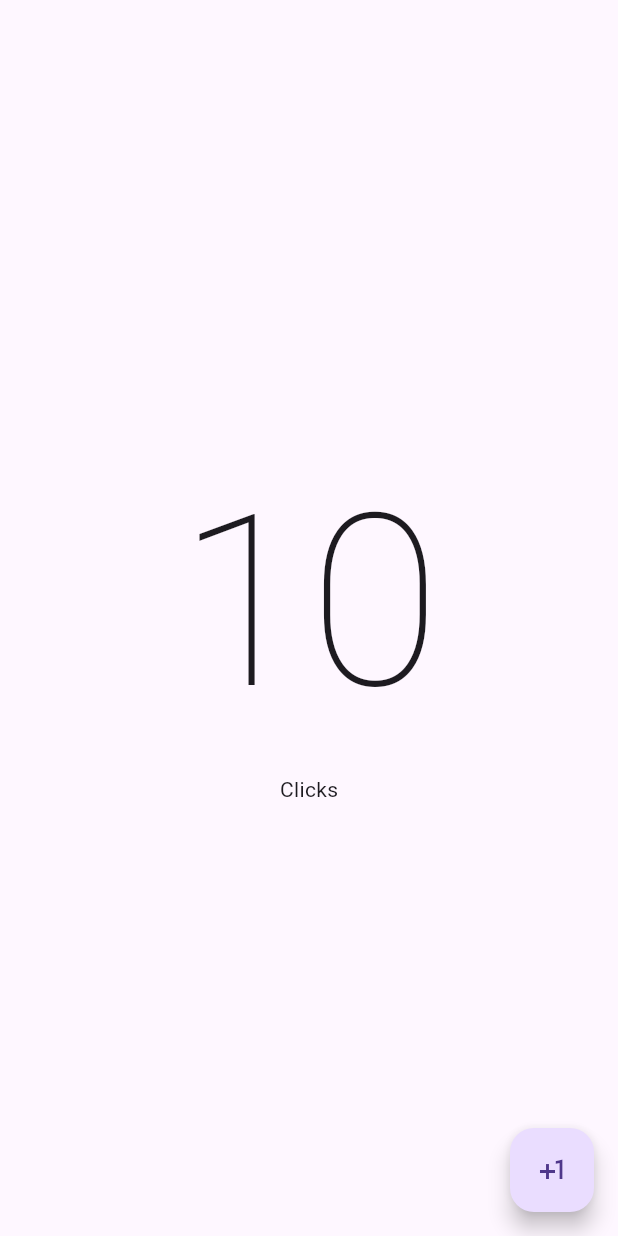
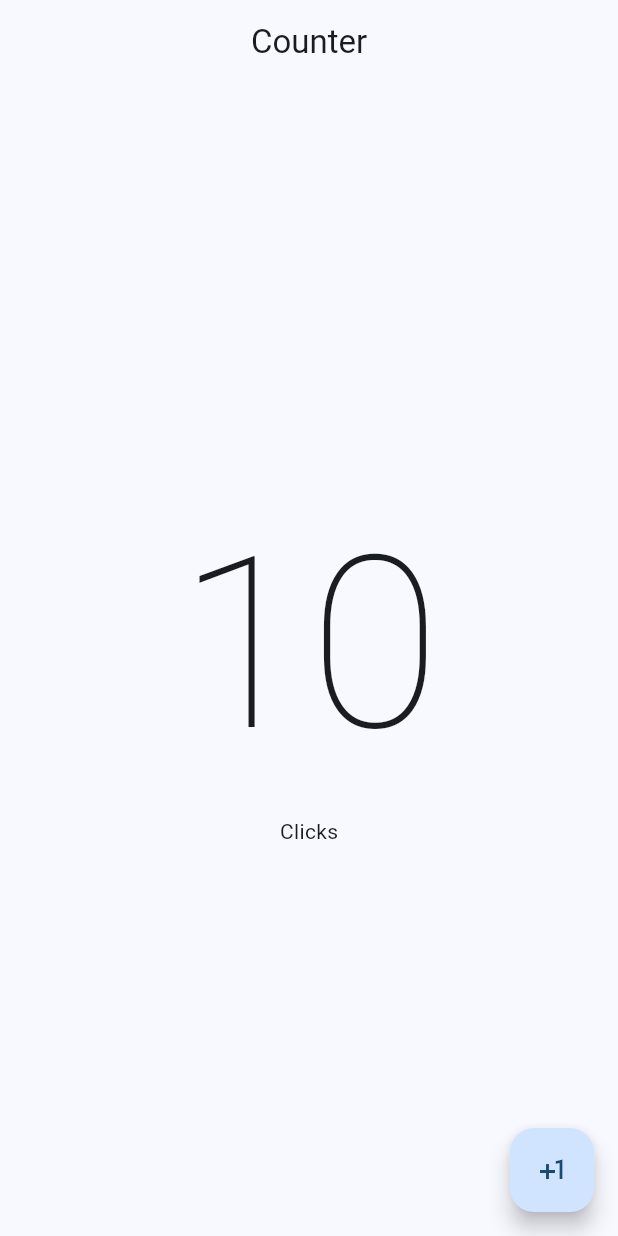
Before and after one commit to Davichobits/Flutter-counter-app, a Flutter app: the screen it shows after launch, on a phone screen of 412 x 824 dp. Run offline on Flutter 3.47's test engine with Material 3 defaults, Android fonts, the phone set to English and light mode, and no system bars.

Commit message:
Changing theme colors

```diff
--- a/lib/main.dart
+++ b/lib/main.dart
@@ -9,9 +9,10 @@ class MyApp extends StatelessWidget {
   const MyApp({super.key});
   @override
   Widget build(BuildContext context) {
-    return const MaterialApp(
+    return MaterialApp(
       debugShowCheckedModeBanner: false,
-      home: CounterScreen(),
+      theme: ThemeData(colorSchemeSeed: Colors.blue),
+      home: const CounterScreen(),
     );
   }
 }
--- a/lib/presentation/screens/counter_screen.dart
+++ b/lib/presentation/screens/counter_screen.dart
@@ -7,6 +7,7 @@ class CounterScreen extends StatelessWidget {
   @override
   Widget build(BuildContext context) {
     return Scaffold(
+        appBar: AppBar(title: const Center(child: Text('Counter'))),
         body: const Center(
           child: Column(
             mainAxisAlignment: MainAxisAlignment.center,
```
